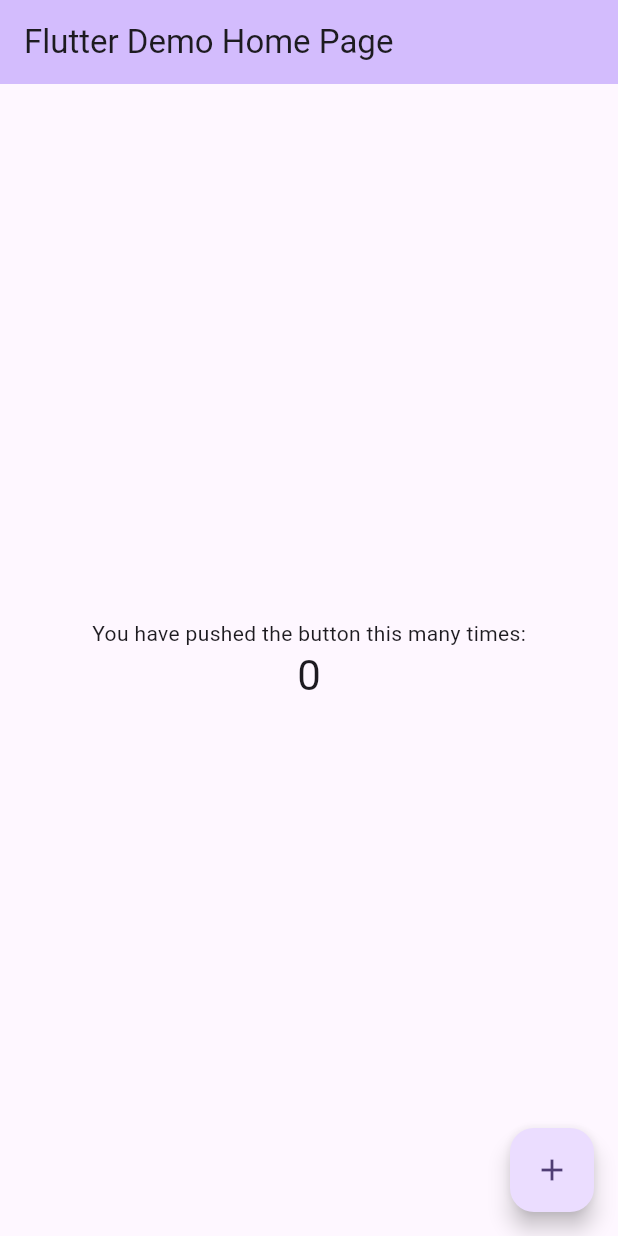
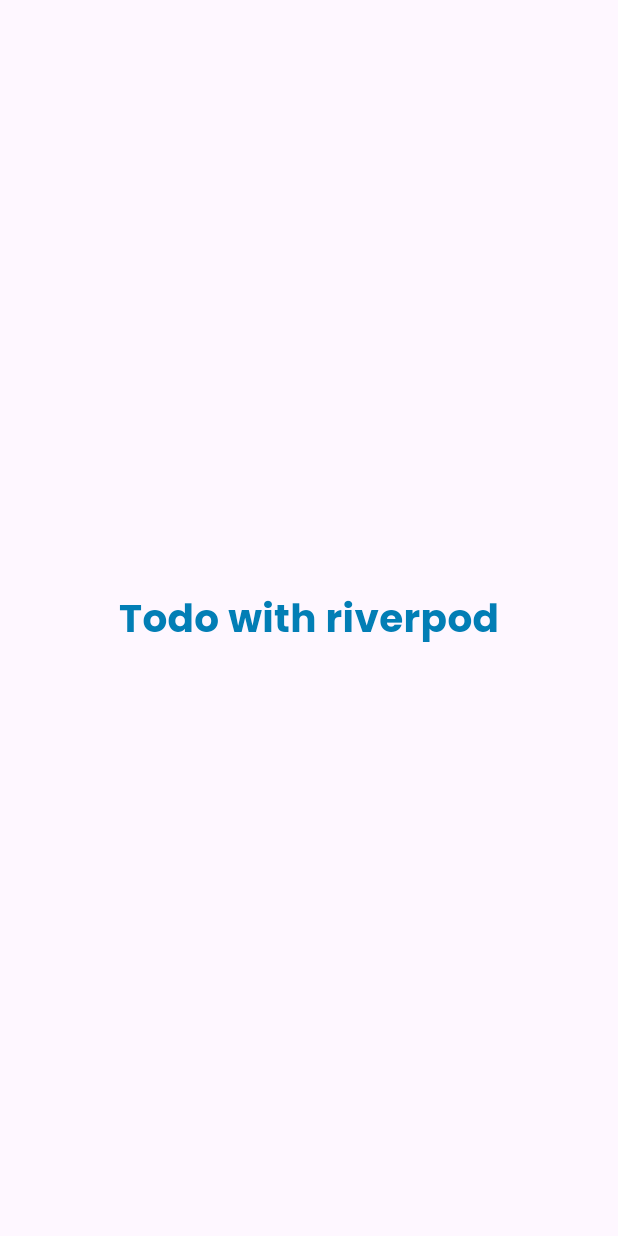
Before and after one commit to AmirBerenji/todo_proj, a Flutter app: the screen it shows after launch, on a phone screen of 412 x 824 dp. Run offline on Flutter 3.47's test engine with Material 3 defaults, Android fonts, the phone set to English and light mode, and no system bars; our stand-ins replace flutter_screenutil, google_fonts, hooks_riverpod.

Commit message:
Create stracture of project

```diff
--- /dev/null
+++ b/lib/common/utils/constants.dart
@@ -0,0 +1,25 @@
+
+
+import 'dart:ui';
+
+class AppConst
+{
+  AppConst._();
+
+
+  static const Color kBkDark = Color(0xFF2a2b2e);
+  static const Color kLight = Color(0xFFFFFFFF);
+  static const Color kRed = Color(0xFFd80000);
+  static const Color kBlueLight = Color(0xFF027eb5);
+  static const Color kGreyDK = Color(0xFF707070);
+  static const Color kGreyLight = Color(0xFF667781);
+  static const Color kGreen = Color(0xFF20a31e);
+  static const Color kYellow = Color(0xFFF9f900);
+  static const Color kBkLight = Color(0x58797777);
+  static const Color kGreyBk = Color(0xFF202c33);
+
+  static const double kWidth = 375;
+  static const double kHieght = 825;
+
+
+}
--- /dev/null
+++ b/lib/common/widgets/appstyle.dart
@@ -0,0 +1,7 @@
+import 'package:flutter/material.dart';
+import 'package:flutter_screenutil/flutter_screenutil.dart';
+import 'package:google_fonts/google_fonts.dart';
+
+TextStyle appstyle(double size,Color color,FontWeight fw) {
+  return GoogleFonts.poppins(fontSize: size.sp,color: color,fontWeight: fw);
+}
--- /dev/null
+++ b/lib/common/widgets/resuable_text.dart
@@ -0,0 +1,20 @@
+import 'package:flutter/material.dart';
+
+class ResuableText extends StatelessWidget {
+  const ResuableText({super.key, required this.text, required this.style});
+
+  final String text;
+  final TextStyle style;
+
+  @override
+  Widget build(BuildContext context) {
+    return Text(
+      text,
+      maxLines: 1,
+      textAlign: TextAlign.left,
+      softWrap: false,
+      overflow: TextOverflow.fade,
+      style: style,
+    );
+  }
+}
--- /dev/null
+++ b/lib/features/todo/pages/homepage.dart
@@ -0,0 +1,24 @@
+import 'package:flutter/material.dart';
+import 'package:todo_proj/common/utils/constants.dart';
+import 'package:todo_proj/common/widgets/appstyle.dart';
+import 'package:todo_proj/common/widgets/resuable_text.dart';
+
+class Homepage extends StatefulWidget {
+  const Homepage({super.key});
+
+  @override
+  State<Homepage> createState() => _HomepageState();
+}
+
+class _HomepageState extends State<Homepage> {
+  @override
+  Widget build(BuildContext context) {
+    return  Scaffold(
+      body: Center(
+
+        child:  ResuableText(text: "Todo with riverpod",
+         style: appstyle(26,AppConst.kBlueLight,FontWeight.bold) ),
+      ),
+    );
+  }
+}
--- a/lib/main.dart
+++ b/lib/main.dart
@@ -1,7 +1,10 @@
 import 'package:flutter/material.dart';
+import 'package:flutter_screenutil/flutter_screenutil.dart';
+import 'package:hooks_riverpod/hooks_riverpod.dart';
+import 'package:todo_proj/features/todo/pages/homepage.dart';
 
 void main() {
-  runApp(const MyApp());
+  runApp(const ProviderScope(child: MyApp()));
 }
 
 class MyApp extends StatelessWidget {
@@ -10,116 +13,21 @@
   // This widget is the root of your application.
   @override
   Widget build(BuildContext context) {
+    return ScreenUtilInit(
+      useInheritedMediaQuery: true,
+      designSize: const Size(375,825),
+      minTextAdapt: true,
+      builder: (context,child) {
         return MaterialApp(
+          debugShowCheckedModeBanner: false,
           title: 'Flutter Demo',
           theme: ThemeData(
-        // This is the theme of your application.
-        //
-        // TRY THIS: Try running your application with "flutter run". You'll see
-        // the application has a purple toolbar. Then, without quitting the app,
-        // try changing the seedColor in the colorScheme below to Colors.green
-        // and then invoke "hot reload" (save your changes or press the "hot
-        // reload" button in a Flutter-supported IDE, or press "r" if you used
-        // the command line to start the app).
-        //
-        // Notice that the counter didn't reset back to zero; the application
-        // state is not lost during the reload. To reset the state, use hot
-        // restart instead.
-        //
-        // This works for code too, not just values: Most code changes can be
-        // tested with just a hot reload.
             colorScheme: ColorScheme.fromSeed(seedColor: Colors.deepPurple),
             useMaterial3: true,
           ),
-      home: const MyHomePage(title: 'Flutter Demo Home Page'),
+          home: const Homepage(),
+        );
+      }
     );
   }
 }
-
-class MyHomePage extends StatefulWidget {
-  const MyHomePage({super.key, required this.title});
-
-  // This widget is the home page of your application. It is stateful, meaning
-  // that it has a State object (defined below) that contains fields that affect
-  // how it looks.
-
-  // This class is the configuration for the state. It holds the values (in this
-  // case the title) provided by the parent (in this case the App widget) and
-  // used by the build method of the State. Fields in a Widget subclass are
-  // always marked "final".
-
-  final String title;
-
-  @override
-  State<MyHomePage> createState() => _MyHomePageState();
-}
-
-class _MyHomePageState extends State<MyHomePage> {
-  int _counter = 0;
-
-  void _incrementCounter() {
-    setState(() {
-      // This call to setState tells the Flutter framework that something has
-      // changed in this State, which causes it to rerun the build method below
-      // so that the display can reflect the updated values. If we changed
-      // _counter without calling setState(), then the build method would not be
-      // called again, and so nothing would appear to happen.
-      _counter++;
-    });
-  }
-
-  @override
-  Widget build(BuildContext context) {
-    // This method is rerun every time setState is called, for instance as done
-    // by the _incrementCounter method above.
-    //
-    // The Flutter framework has been optimized to make rerunning build methods
-    // fast, so that you can just rebuild anything that needs updating rather
-    // than having to individually change instances of widgets.
-    return Scaffold(
-      appBar: AppBar(
-        // TRY THIS: Try changing the color here to a specific color (to
-        // Colors.amber, perhaps?) and trigger a hot reload to see the AppBar
-        // change color while the other colors stay the same.
-        backgroundColor: Theme.of(context).colorScheme.inversePrimary,
-        // Here we take the value from the MyHomePage object that was created by
-        // the App.build method, and use it to set our appbar title.
-        title: Text(widget.title),
-      ),
-      body: Center(
-        // Center is a layout widget. It takes a single child and positions it
-        // in the middle of the parent.
-        child: Column(
-          // Column is also a layout widget. It takes a list of children and
-          // arranges them vertically. By default, it sizes itself to fit its
-          // children horizontally, and tries to be as tall as its parent.
-          //
-          // Column has various properties to control how it sizes itself and
-          // how it positions its children. Here we use mainAxisAlignment to
-          // center the children vertically; the main axis here is the vertical
-          // axis because Columns are vertical (the cross axis would be
-          // horizontal).
-          //
-          // TRY THIS: Invoke "debug painting" (choose the "Toggle Debug Paint"
-          // action in the IDE, or press "p" in the console), to see the
-          // wireframe for each widget.
-          mainAxisAlignment: MainAxisAlignment.center,
-          children: <Widget>[
-            const Text(
-              'You have pushed the button this many times:',
-            ),
-            Text(
-              '$_counter',
-              style: Theme.of(context).textTheme.headlineMedium,
-            ),
-          ],
-        ),
-      ),
-      floatingActionButton: FloatingActionButton(
-        onPressed: _incrementCounter,
-        tooltip: 'Increment',
-        child: const Icon(Icons.add),
-      ), // This trailing comma makes auto-formatting nicer for build methods.
-    );
-  }
-}
--- a/pubspec.yaml
+++ b/pubspec.yaml
@@ -35,6 +35,9 @@
   # The following adds the Cupertino Icons font to your application.
   # Use with the CupertinoIcons class for iOS style icons.
   cupertino_icons: ^1.0.8
+  flutter_screenutil: ^5.9.3
+  hooks_riverpod: ^2.5.2
+  google_fonts: ^6.2.1
 
 dev_dependencies:
   flutter_test:
```
Also changed, not shown: lib/common/widgets/hight_spacer.dart (added, +14 -0 lines), lib/common/widgets/width_spacer.dart (added, +14 -0 lines), lib/features/onboarding/pages/onBoarding.dart (added, +15 -0 lines), pubspec.lock, 1 other file. Lines whose indentation alone changed are shown as unchanged.
